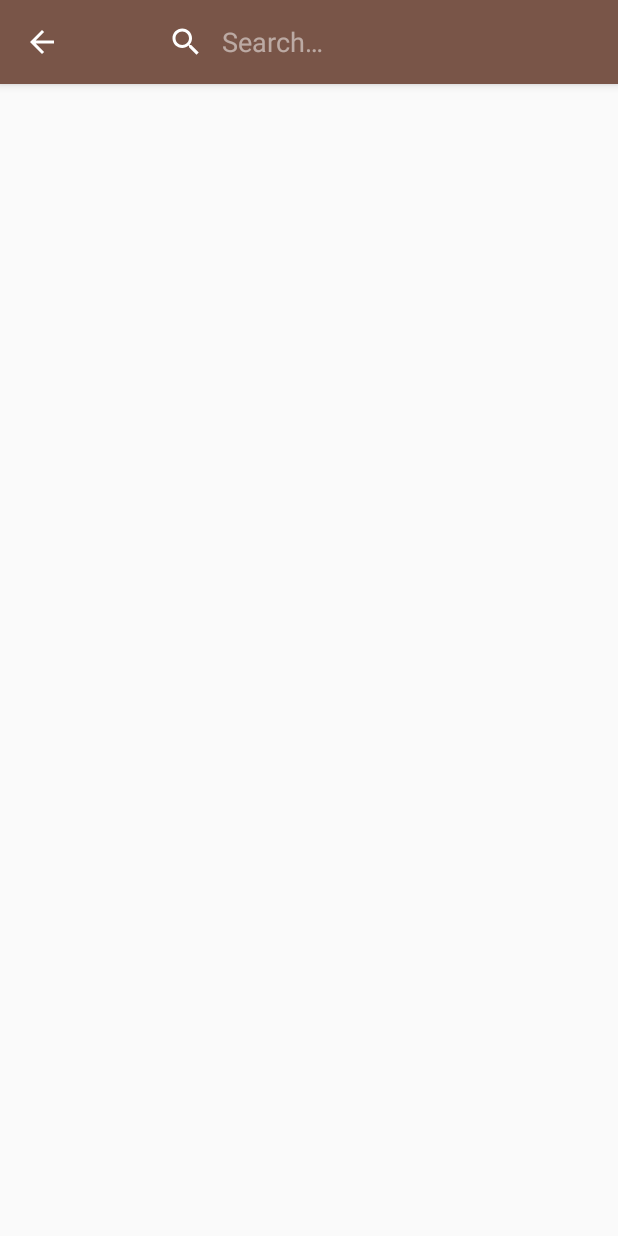
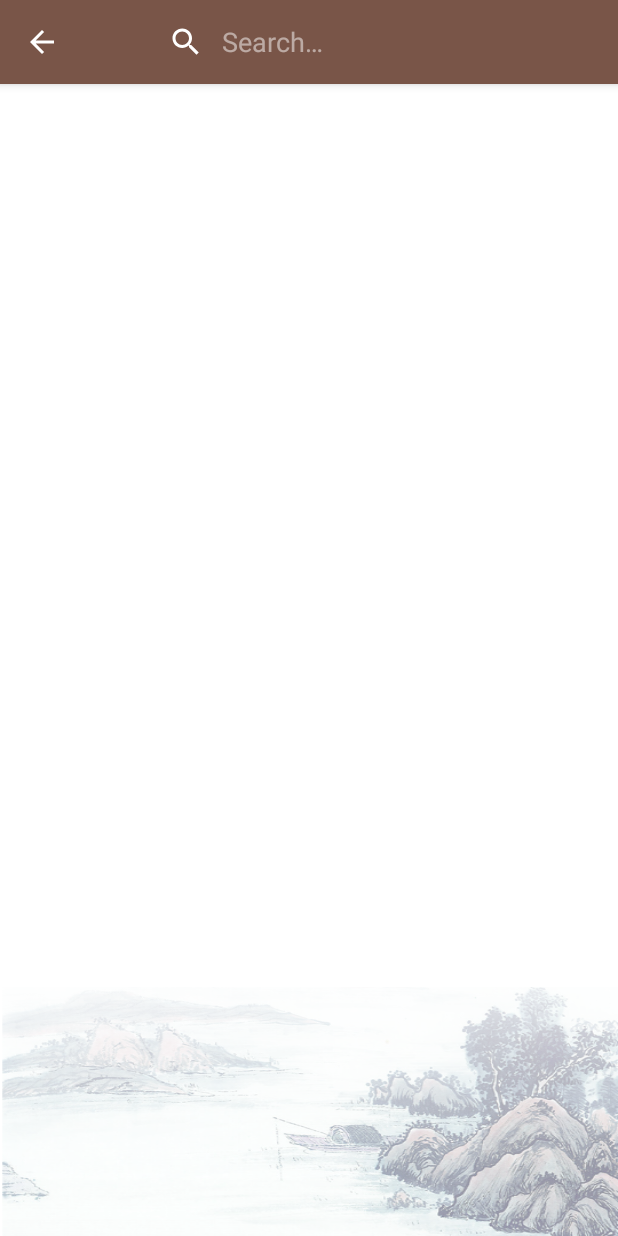
Before and after one commit to Pigcasso/TangShi, an Android app: the SearchableActivity screen opened directly, with no data from a screen before it, on a phone screen of 412 x 824 dp. Run offline under Robolectric (Android 15) with nearby library versions, the phone set to English and light mode, and no system bars; our stand-ins replace ButterKnife.

Commit message:
添加搜索功能

```diff
--- a/app/build.gradle
+++ b/app/build.gradle
@@ -9,7 +9,7 @@ android {
         minSdkVersion 8
         targetSdkVersion 23
         versionCode 1
-        versionName "1.0"
+        versionName "1.1"
     }
     buildTypes {
         release {
--- a/app/src/main/AndroidManifest.xml
+++ b/app/src/main/AndroidManifest.xml
@@ -35,6 +35,7 @@
             android:exported="false" />
 
         <activity
+            android:label=""
             android:name=".activity.SearchableActivity"
             android:exported="false" />
 
--- /dev/null
+++ b/app/src/main/java/io/liamju/tangshi/activity/BaseListActivity.java
@@ -0,0 +1,60 @@
+package io.liamju.tangshi.activity;
+
+import android.os.Bundle;
+import android.support.annotation.Nullable;
+import android.support.v7.widget.LinearLayoutManager;
+import android.support.v7.widget.RecyclerView;
+import android.view.View;
+
+import butterknife.InjectView;
+import io.liamju.tangshi.R;
+import io.liamju.tangshi.adapter.BaseAdapter;
+import io.liamju.tangshi.view.DividerItemDecoration;
+
+/**
+ * @author LiamJu
+ * @version 1.0
+ * @since 15/12/15
+ */
+public abstract class BaseListActivity<A extends BaseAdapter> extends BaseActivity {
+
+    protected A mAdapter;
+    @InjectView(R.id.recycler_list)
+    RecyclerView recyclerView;
+
+    @Override
+    protected void onCreate(@Nullable Bundle savedInstanceState) {
+        super.onCreate(savedInstanceState);
+        recyclerView.setLayoutManager(new LinearLayoutManager(this));
+
+        recyclerView.addItemDecoration(
+                new DividerItemDecoration(this, DividerItemDecoration.VERTICAL_LIST));
+        recyclerView.setHasFixedSize(true);
+        recyclerView.setAdapter(mAdapter = getAdapter());
+    }
+
+    @Override
+    protected int getLayoutResId() {
+        return R.layout.activity_base_list;
+    }
+
+    protected abstract A getAdapter();
+
+    /**
+     * This interface must be implemented by activities that contain this
+     * fragment to allow an interaction in this fragment to be communicated
+     * to the activity and potentially other fragments contained in that
+     * activity.
+     * <p>
+     * See the Android Training lesson <a href=
+     * "http://developer.android.com/training/basics/fragments/communicating.html"
+     * >Communicating with Other Fragments</a> for more information.
+     */
+    public interface OnItemClickListener {
+        void onItemClick(View view, int position);
+    }
+
+    public interface OnItemLongClickListener {
+        boolean onItemLongClick(View view, int position);
+    }
+}
--- a/app/src/main/java/io/liamju/tangshi/activity/SearchableActivity.java
+++ b/app/src/main/java/io/liamju/tangshi/activity/SearchableActivity.java
@@ -5,23 +5,48 @@ import android.content.Context;
 import android.os.Bundle;
 import android.support.annotation.Nullable;
 import android.support.v4.view.MenuItemCompat;
+import android.support.v7.widget.RecyclerView;
 import android.support.v7.widget.SearchView;
+import android.util.Log;
 import android.view.Menu;
 import android.view.MenuItem;
+import android.view.View;
+import android.widget.Toast;
 
+import java.util.List;
+
+import butterknife.InjectView;
+import io.liamju.tangshi.IntentStarter;
 import io.liamju.tangshi.R;
+import io.liamju.tangshi.adapter.BaseAdapter;
+import io.liamju.tangshi.adapter.SearchableAdapter;
+import io.liamju.tangshi.db.PoetryUtil;
+import io.liamju.tangshi.entity.Poetry;
+import io.liamju.tangshi.utils.L;
 
 /**
  * @author LiamJu
  * @version 1.0
  * @since 15/12/10
  */
-public class SearchableActivity extends BaseActivity {
+public class SearchableActivity extends BaseListActivity<SearchableAdapter> {
 
     @Override
     protected void onCreate(@Nullable Bundle savedInstanceState) {
         super.onCreate(savedInstanceState);
         getSupportActionBar().setDisplayHomeAsUpEnabled(true);
+    }
+
+    @Override
+    protected SearchableAdapter getAdapter() {
+        return new SearchableAdapter(new OnItemClickListener() {
+
+            @Override
+            public void onItemClick(View view, int position) {
+                Poetry poetry = mAdapter.getData().get(position);
+                IntentStarter.showPoetryDetail(SearchableActivity.this, poetry);
+            }
+        });
     }
 
     @Override
@@ -40,12 +65,19 @@ public class SearchableActivity extends BaseActivity {
         searchView.setOnQueryTextListener(new SearchView.OnQueryTextListener() {
             @Override
             public boolean onQueryTextSubmit(String query) {
+//                List<Poetry> result = PoetryUtil.getInstance(SearchableActivity.this)
+//                        .searchPoetry(query);
+//                mAdapter.setData(result);
                 return false;
             }
 
             @Override
             public boolean onQueryTextChange(String newText) {
-                return false;
+                List<Poetry> result = PoetryUtil.getInstance(SearchableActivity.this)
+                        .searchPoetry(newText);
+                mAdapter.setData(result);
+                return true;
+
             }
         });
         return true;
@@ -58,9 +90,4 @@ public class SearchableActivity extends BaseActivity {
         }
         return true;
     }
-
-    @Override
-    protected int getLayoutResId() {
-        return R.layout.layout_blank;
-    }
 }
--- a/app/src/main/java/io/liamju/tangshi/adapter/BaseAdapter.java
+++ b/app/src/main/java/io/liamju/tangshi/adapter/BaseAdapter.java
@@ -18,11 +18,15 @@ import butterknife.ButterKnife;
 public abstract class BaseAdapter<T, VH extends RecyclerView.ViewHolder> extends RecyclerView.Adapter<VH> {
     protected List<T> mValues;
 
+    public BaseAdapter() {
+        mValues = new ArrayList<>();
+    }
+
     public BaseAdapter(List<T> mValues) {
         this.mValues = mValues;
     }
 
-    public BaseAdapter(T... values) {
+    public BaseAdapter(T[] values) {
         this.mValues = Arrays.asList(values);
     }
 
--- a/app/src/main/java/io/liamju/tangshi/adapter/CommonSimpleAdapter.java
+++ b/app/src/main/java/io/liamju/tangshi/adapter/CommonSimpleAdapter.java
@@ -19,7 +19,7 @@ import io.liamju.tangshi.fragment.BaseListFragment.OnItemClickListener;
 public class CommonSimpleAdapter extends BaseAdapter<String, CommonSimpleAdapter.ViewHolder> {
     private OnItemClickListener mListener;
 
-    public CommonSimpleAdapter(OnItemClickListener listener, String... values) {
+    public CommonSimpleAdapter(OnItemClickListener listener, String[] values) {
         super(values);
         mListener = listener;
     }
--- a/app/src/main/java/io/liamju/tangshi/entity/Poetry.java
+++ b/app/src/main/java/io/liamju/tangshi/entity/Poetry.java
@@ -63,4 +63,10 @@ public class Poetry implements Serializable {
     public void setDesc(String desc) {
         this.desc = desc;
     }
+
+    public boolean contains(String key) {
+        return title.contains(key)
+                || auth.contains(key)
+                || content.contains(key);
+    }
 }
--- /dev/null
+++ b/app/src/main/res/layout/activity_base_list.xml
@@ -0,0 +1,23 @@
+<?xml version="1.0" encoding="utf-8"?>
+<FrameLayout xmlns:android="http://schemas.android.com/apk/res/android"
+    xmlns:app="http://schemas.android.com/apk/res-auto"
+    android:id="@id/layout_container"
+    android:layout_width="match_parent"
+    android:layout_height="match_parent"
+    android:background="@color/icons">
+
+    <ImageView
+        android:layout_width="match_parent"
+        android:layout_height="wrap_content"
+        android:layout_gravity="bottom"
+        android:background="@mipmap/bg_green_hills" />
+
+    <android.support.v7.widget.RecyclerView
+        android:id="@id/recycler_list"
+        android:layout_width="match_parent"
+        android:layout_height="match_parent"
+        android:layout_marginLeft="@dimen/spacing_normal"
+        android:layout_marginRight="@dimen/spacing_normal"
+        app:layoutManager="LinearLayoutManager" />
+
+</FrameLayout>
--- a/app/src/main/res/values/ids.xml
+++ b/app/src/main/res/values/ids.xml
@@ -31,4 +31,6 @@
     <item name="text_about_introduce" type="id" />
     <item name="menu_search" type="id" />
     <item name="menu_search_poetry" type="id" />
+    <item name="text_searchable_title" type="id" />
+    <item name="text_searchable_author" type="id" />
 </resources>
```
Also changed, not shown: app/src/main/java/io/liamju/tangshi/activity/MainActivity.java (+5 -5 lines), app/src/main/java/io/liamju/tangshi/adapter/SearchableAdapter.java (added, +61 -0 lines), app/src/main/java/io/liamju/tangshi/db/PoetryUtil.java (+16 -0 lines), app/src/main/res/layout/item_searchable.xml (added, +18 -0 lines), app/src/main/res/values/styles.xml (+11 -0 lines).
